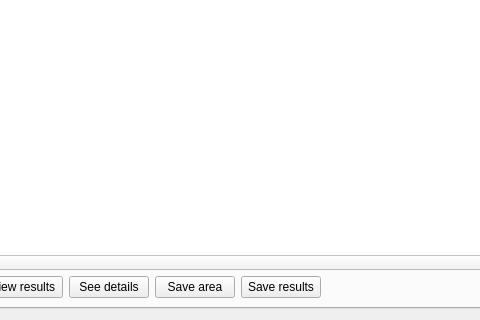
Geoalert/mapflow-qgis, file mapflow/dialogs/static/ui/main_dialog.ui: the form before one commit; both pictures show x 322 to 802 and y 230 to 550 of the 1033 by 550 pixel window.
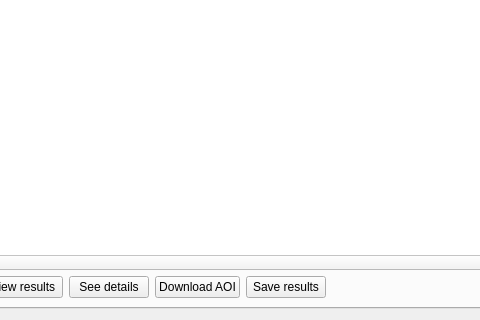
The form after the commit. Icons and pictures are not drawn. Custom widgets are drawn as their Qt base class.

Commit message: path, renamings and other changes from comments

```diff
--- a/mapflow/dialogs/static/ui/main_dialog.ui
+++ b/mapflow/dialogs/static/ui/main_dialog.ui
@@ -939,7 +939,7 @@
              <item>
               <widget class="QPushButton" name="saveAoiButton">
                <property name="text">
-                <string>Save area</string>
+                <string>Download AOI</string>
                </property>
               </widget>
              </item>
```
Left out of the diff: 2 changed lines with no effect on the pictures. The commit also changes 2 other files.
